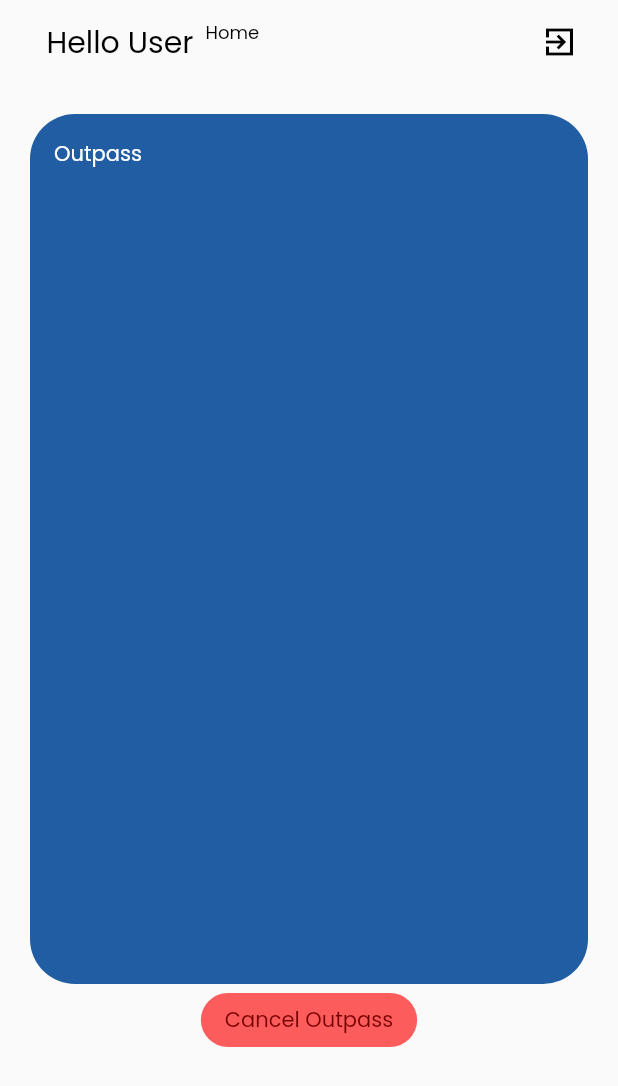
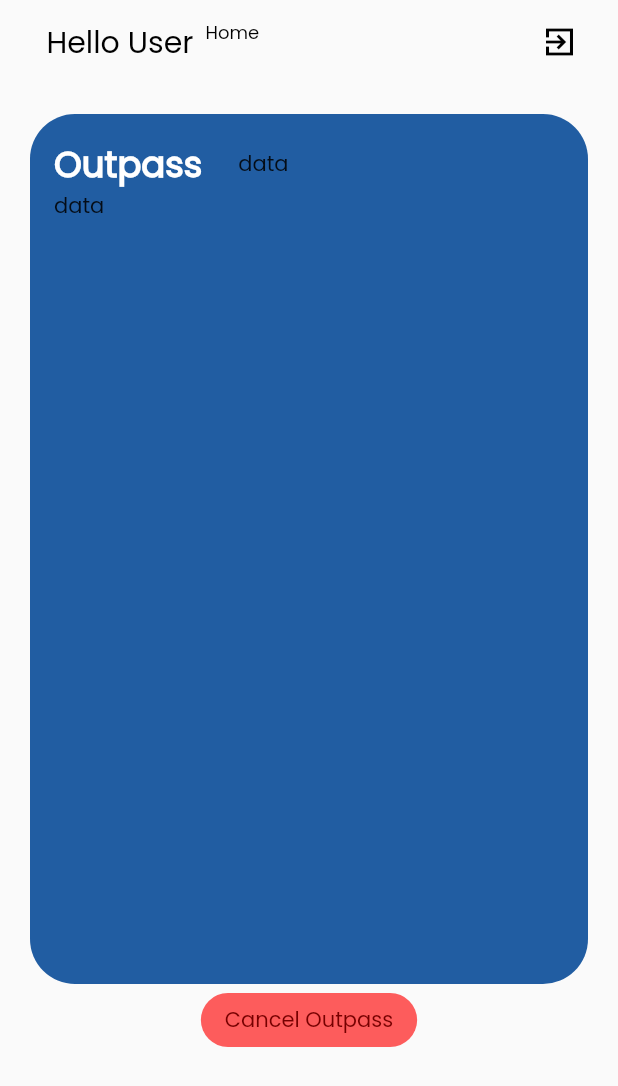
Before and after one commit to ferdelance0/outpassrepo, a Flutter app: the UserOutPassDetailed screen opened directly, on a phone screen of 412 x 824 dp. Shown: the top 1086 px of the screen. Run offline on Flutter 3.47's test engine with Material 2 defaults, Android fonts, the light colour scheme and no system bars; our stand-ins replace cherry_toast, date_field, ionicons, lottie, pretty_qr_code and 1 more; missing offline and left inert: dart:ffi.

Commit message:
changes user 2 pages made and arranged to package for better order

```diff
--- a/lib/User/UserOutPassDetailed.dart
+++ b/lib/User/UserOutPassDetailed.dart
@@ -20,22 +20,35 @@ class _UserOutPassDetailedState extends State<UserOutPassDetailed> {
         child: Column(
           children: [
             Container(
-              child:Padding(
-                padding: const EdgeInsets.all(16.0),
-                child: Text("Outpass",style: TextStyle(color:Color(0xffFFFFFF)),),
-
-              ),
               width:1000,
               height: 580,
               decoration: BoxDecoration(
                   color: Color(0xff215DA2),
-                  borderRadius: BorderRadius.circular(30)),
+                  borderRadius: BorderRadius.circular(30)
+              ),
+              child:Padding(
+                padding: const EdgeInsets.all(16.0),
+                child: Column(
+                  crossAxisAlignment: CrossAxisAlignment.start,
+                  children: [
+                    Row(
+                      children: [
+                        Text("Outpass",style: TextStyle(color:Color(0xffFFFFFF),fontWeight: FontWeight.bold,fontSize: 23.62),),
+                        SizedBox(width: 24,),
+                        Text("data")
+                      ],
+                    ),
+                    Text("data")
+                  ],
+                ),
+              ),
+
             ),
             MaterialButton(
               onPressed: () {},
               child: Text(
                 "Cancel Outpass",
-                style: TextStyle(color: Color(0xff760000)),
+                style: TextStyle(color: Color(0xff760000),),
               ),
               color: Color(0xffFD5C5C),
               shape: RoundedRectangleBorder(
```
